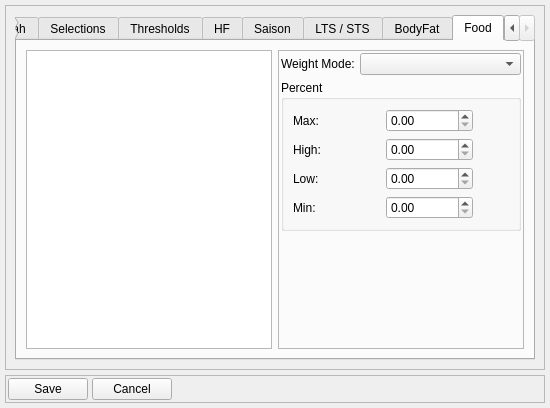
This is dialog_settings.ui in Tria-Andy/WorkoutEditor as Qt 5 draws it before an edit. The edited form follows.
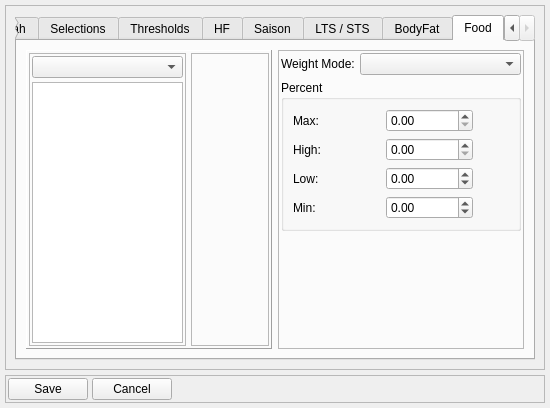
This is the edited form. The open tabs and pages were chosen to show the change. Icons and pictures are not drawn.

Commit message: add weight forcast in food module

```diff
--- a/dialog_settings.ui
+++ b/dialog_settings.ui
@@ -1874,13 +1874,98 @@
          </attribute>
          <layout class="QHBoxLayout" name="horizontalLayout_14">
           <item>
-           <widget class="QListWidget" name="listWidget">
+           <widget class="QFrame" name="frame_12">
             <property name="sizePolicy">
-             <sizepolicy hsizetype="Expanding" vsizetype="Expanding">
+             <sizepolicy hsizetype="Preferred" vsizetype="Preferred">
               <horstretch>1</horstretch>
               <verstretch>0</verstretch>
              </sizepolicy>
             </property>
+            <property name="frameShape">
+             <enum>QFrame::Panel</enum>
+            </property>
+            <property name="frameShadow">
+             <enum>QFrame::Raised</enum>
+            </property>
+            <layout class="QHBoxLayout" name="horizontalLayout_15">
+             <property name="spacing">
+              <number>5</number>
+             </property>
+             <property name="leftMargin">
+              <number>2</number>
+             </property>
+             <property name="topMargin">
+              <number>2</number>
+             </property>
+             <property name="rightMargin">
+              <number>2</number>
+             </property>
+             <property name="bottomMargin">
+              <number>2</number>
+             </property>
+             <item>
+              <widget class="QFrame" name="frame_13">
+               <property name="sizePolicy">
+                <sizepolicy hsizetype="Preferred" vsizetype="Preferred">
+                 <horstretch>2</horstretch>
+                 <verstretch>0</verstretch>
+                </sizepolicy>
+               </property>
+               <property name="frameShape">
+                <enum>QFrame::StyledPanel</enum>
+               </property>
+               <property name="frameShadow">
+                <enum>QFrame::Raised</enum>
+               </property>
+               <layout class="QVBoxLayout" name="verticalLayout_7">
+                <property name="spacing">
+                 <number>4</number>
+                </property>
+                <property name="leftMargin">
+                 <number>2</number>
+                </property>
+                <property name="topMargin">
+                 <number>2</number>
+                </property>
+                <property name="rightMargin">
+                 <number>2</number>
+                </property>
+                <property name="bottomMargin">
+                 <number>2</number>
+                </property>
+                <item>
+                 <widget class="QComboBox" name="comboBox_food"/>
+                </item>
+                <item>
+                 <widget class="QListWidget" name="listWidget_food">
+                  <property name="sizePolicy">
+                   <sizepolicy hsizetype="Expanding" vsizetype="Expanding">
+                    <horstretch>1</horstretch>
+                    <verstretch>0</verstretch>
+                   </sizepolicy>
+                  </property>
+                 </widget>
+                </item>
+               </layout>
+              </widget>
+             </item>
+             <item>
+              <widget class="QFrame" name="frame_14">
+               <property name="sizePolicy">
+                <sizepolicy hsizetype="Preferred" vsizetype="Preferred">
+                 <horstretch>1</horstretch>
+                 <verstretch>0</verstretch>
+                </sizepolicy>
+               </property>
+               <property name="frameShape">
+                <enum>QFrame::StyledPanel</enum>
+               </property>
+               <property name="frameShadow">
+                <enum>QFrame::Raised</enum>
+               </property>
+              </widget>
+             </item>
+            </layout>
            </widget>
           </item>
           <item>
@@ -1936,7 +2021,11 @@
                  <widget class="QDoubleSpinBox" name="doubleSpinBox_high"/>
                 </item>
                 <item row="2" column="1">
-                 <widget class="QDoubleSpinBox" name="doubleSpinBox_low"/>
+                 <widget class="QDoubleSpinBox" name="doubleSpinBox_low">
+                  <property name="minimum">
+                   <double>-10.000000000000000</double>
+                  </property>
+                 </widget>
                 </item>
                 <item row="3" column="0">
                  <widget class="QLabel" name="label_53">
@@ -1953,7 +2042,11 @@
                  </widget>
                 </item>
                 <item row="3" column="1">
-                 <widget class="QDoubleSpinBox" name="doubleSpinBox_min"/>
+                 <widget class="QDoubleSpinBox" name="doubleSpinBox_min">
+                  <property name="minimum">
+                   <double>-15.000000000000000</double>
+                  </property>
+                 </widget>
                 </item>
                 <item row="2" column="0">
                  <widget class="QLabel" name="label_52">
```
The commit also changes 6 other files.
